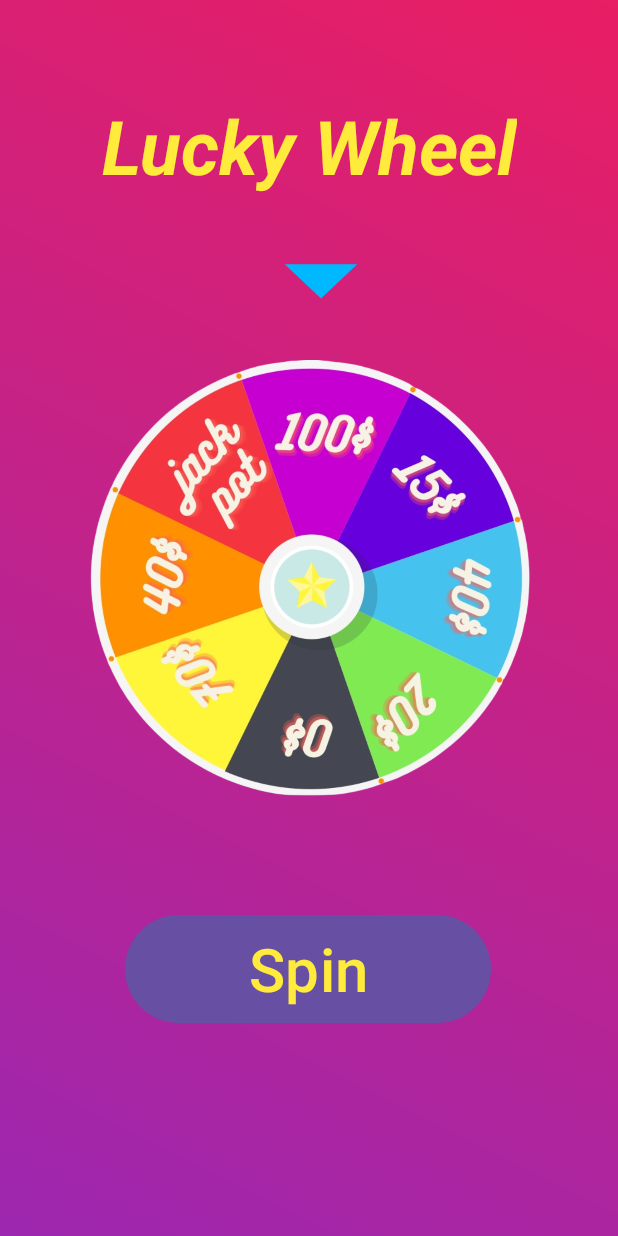
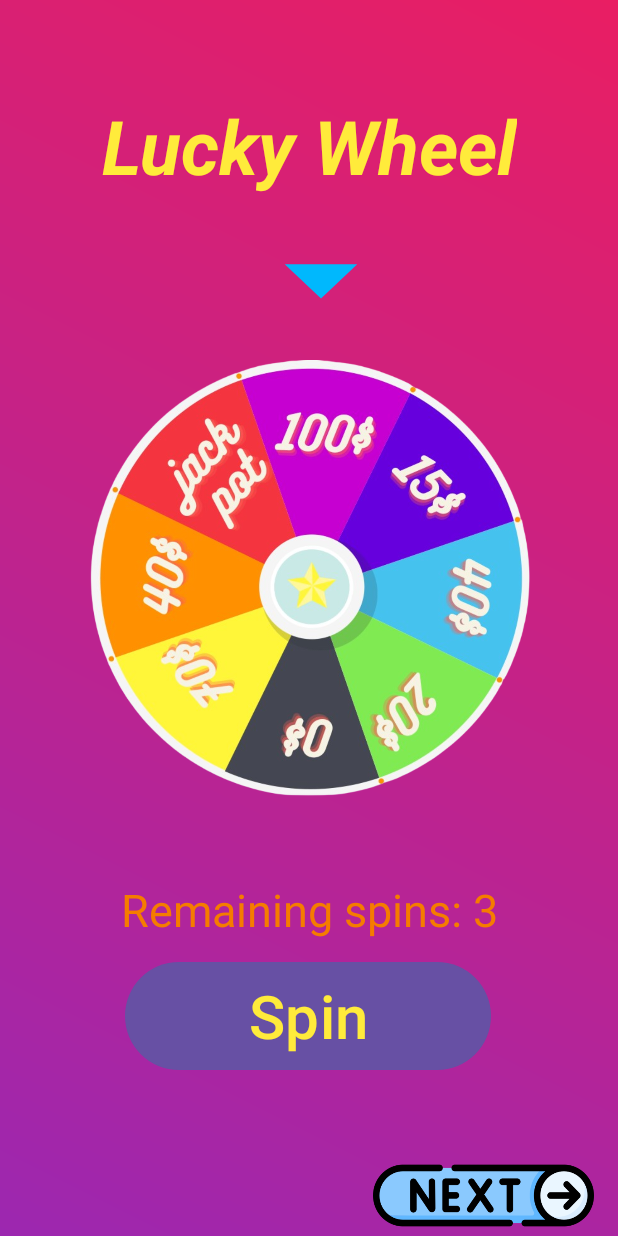
Before and after one commit to BlackerDK/car_racing_betting_game_mobile, an Android app: the RandomWheelActivity screen opened directly, with no data from a screen before it, on a phone screen of 412 x 824 dp. Run offline under Robolectric (Android 15) with nearby library versions, the light colour scheme and no system bars.

Commit message:
upload complete flow betting car & spinning at beginning

```diff
--- a/app/src/main/java/com/example/car_racing_betting_game_mobile/InformationUserActivity.java
+++ b/app/src/main/java/com/example/car_racing_betting_game_mobile/InformationUserActivity.java
@@ -30,7 +30,7 @@ public class InformationUserActivity extends AppCompatActivity implements View.O
     String usernameSaved;
     private static final int MAX_COINS = 100;
     private static final int REQUEST_CODE_B = 1;
-    private static int timeLeft = 0; // x minutes in milliseconds
+    private  int timeLeft = 0; // x minutes in milliseconds
     private boolean canAddCoins = true;
     private CountDownTimer countDownTimer;
 
@@ -119,6 +119,7 @@ public class InformationUserActivity extends AppCompatActivity implements View.O
              */
             saveData();
             Intent intent = new Intent(this, SignInActivity.class);
+            intent.putExtra("timeLeft", 0);
             startActivity(intent);
             finish();
         });
--- a/app/src/main/java/com/example/car_racing_betting_game_mobile/RandomWheelActivity.java
+++ b/app/src/main/java/com/example/car_racing_betting_game_mobile/RandomWheelActivity.java
@@ -1,12 +1,15 @@
 package com.example.car_racing_betting_game_mobile;
 
+import android.content.Intent;
 import android.os.Bundle;
 import android.view.View;
 import android.view.animation.Animation;
 import android.view.animation.DecelerateInterpolator;
 import android.view.animation.RotateAnimation;
 import android.widget.Button;
+import android.widget.ImageButton;
 import android.widget.ImageView;
+import android.widget.TextView;
 import android.widget.Toast;
 
 import androidx.activity.EdgeToEdge;
@@ -19,11 +22,16 @@ import java.util.Random;
 
 public class RandomWheelActivity extends AppCompatActivity {
     private ImageView wheel;
+    private TextView remainingSpinText;
     private Button spinButton;
+    private ImageButton nextButton;
     private static final  String[] sectors = { "100","15", "40", "20", "0", "70", "40", "jackpot"};
     private  static  final  int [] sectorsDegree = new int[sectors.length];
     private static final Random random = new Random();
     private int degree = 0;
+    private int remainingSpin = 3;
+    private String username = "";
+    private int balance = 0;
     private boolean isSpinning = false;
     @Override
     protected void onCreate(Bundle savedInstanceState) {
@@ -36,18 +44,35 @@ public class RandomWheelActivity extends AppCompatActivity {
             return insets;
         });
 
+        Intent intent = getIntent();
+        username = intent.getStringExtra("username");
+        balance = intent.getIntExtra("balance", 0);
+        remainingSpin = intent.getIntExtra("remainingSpin", 3);
+        nextButton = findViewById(R.id.nextSectionButton);
         wheel = findViewById(R.id.imageWheel);
         spinButton = findViewById(R.id.btnSpin);
+        remainingSpinText = findViewById(R.id.txtRemainingSpinNumber);
         getSectorDegree();
         spinButton.setOnClickListener(new View.OnClickListener() {
             @Override
             public void onClick(View v) {
-                if(!isSpinning){
+                if(!isSpinning && remainingSpin > 0){
                     isSpinning = true;
                     spinWheel();
                 }
             }
 
+        });
+        nextButton.setOnClickListener(new View.OnClickListener() {
+            @Override
+            public void onClick(View v) {
+                Intent intent = new Intent(RandomWheelActivity.this, InformationUserActivity.class);
+                intent.putExtra("username", username);
+                intent.putExtra("balance", balance);
+                intent.putExtra("timeLeft",0);
+                startActivity(intent);
+                finish();
+            }
         });
 
     }
@@ -72,8 +97,23 @@ public class RandomWheelActivity extends AppCompatActivity {
 
             @Override
             public void onAnimationEnd(Animation animation) {
-                Toast.makeText(RandomWheelActivity.this, "You won " + sectors[sectors.length - (degree + 1)], Toast.LENGTH_SHORT).show();
+                if(remainingSpin == 0){
+                    spinButton.setVisibility(View.GONE);
+                    return;
+                }
+                if(sectors[sectors.length - (degree + 1)].equals("jackpot")){
+                    Toast.makeText(RandomWheelActivity.this, "You won Jackpot", Toast.LENGTH_SHORT).show();
+                    remainingSpin = 10;
+                    remainingSpinText.setText("Remaining Spin: " + remainingSpin);
+                    isSpinning = false;
+                    return;
+                }
+                int money = Integer.parseInt(sectors[sectors.length - (degree + 1)]);
+                Toast.makeText(RandomWheelActivity.this, "You won " + money , Toast.LENGTH_SHORT).show();
+                --remainingSpin;
+                remainingSpinText.setText("Remaining Spin: " + remainingSpin);
                 isSpinning = false;
+                balance += money;
             }
 
             @Override
--- a/app/src/main/res/layout/activity_information.xml
+++ b/app/src/main/res/layout/activity_information.xml
@@ -59,8 +59,9 @@
             android:layout_width="73dp"
             android:layout_height="66dp"
             android:layout_marginStart="164dp"
-            android:layout_marginTop="188dp"
+            android:layout_marginTop="164dp"
             app:layout_constraintEnd_toEndOf="parent"
+            app:layout_constraintHorizontal_bias="0.153"
             app:layout_constraintStart_toEndOf="@+id/avatar"
             app:layout_constraintTop_toTopOf="parent"
             app:srcCompat="@drawable/vipcard" />
--- a/app/src/main/res/layout/activity_random_wheel.xml
+++ b/app/src/main/res/layout/activity_random_wheel.xml
@@ -57,6 +57,30 @@
         app:layout_constraintHorizontal_bias="0.497"
         app:layout_constraintStart_toStartOf="parent"
         app:layout_constraintTop_toBottomOf="@+id/imageWheel"
-        app:layout_constraintVertical_bias="0.276" />
+        app:layout_constraintVertical_bias="0.442" />
+
+    <TextView
+        android:id="@+id/txtRemainingSpinNumber"
+        android:layout_width="wrap_content"
+        android:layout_height="wrap_content"
+        android:layout_marginTop="22dp"
+        android:text="Remaining spins: 3"
+        android:textColor="#F57C00"
+        android:textSize="30dp"
+        app:layout_constraintBottom_toTopOf="@+id/btnSpin"
+        app:layout_constraintEnd_toEndOf="parent"
+        app:layout_constraintStart_toStartOf="parent"
+        app:layout_constraintTop_toBottomOf="@+id/imageWheel" />
+
+    <ImageButton
+        android:id="@+id/nextSectionButton"
+        android:layout_width="147dp"
+        android:layout_height="151dp"
+        android:layout_marginTop="4dp"
+        android:background="@drawable/next"
+        app:layout_constraintEnd_toEndOf="parent"
+        app:layout_constraintHorizontal_bias="0.939"
+        app:layout_constraintStart_toStartOf="parent"
+        app:layout_constraintTop_toBottomOf="@+id/btnSpin" />
 
 </androidx.constraintlayout.widget.ConstraintLayout>
```
Also changed, not shown: app/src/main/AndroidManifest.xml (+7 -1 lines), app/src/main/java/com/example/car_racing_betting_game_mobile/SignInActivity.java (+4 -3 lines), app/src/main/res/drawable/next.png (added).
